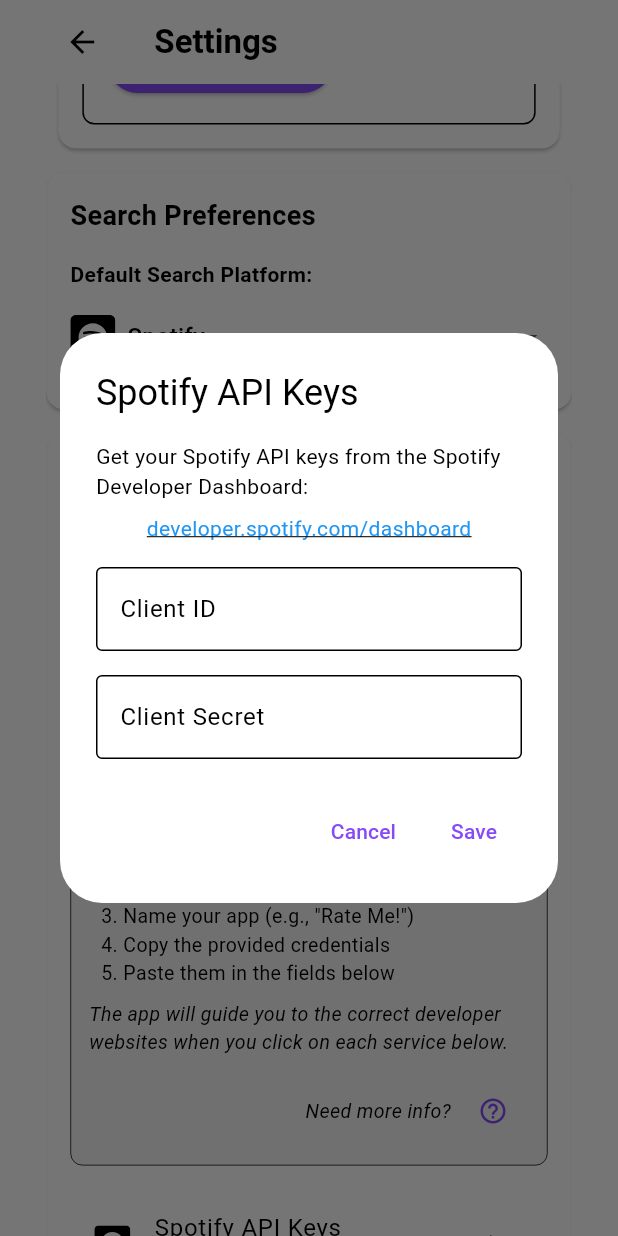
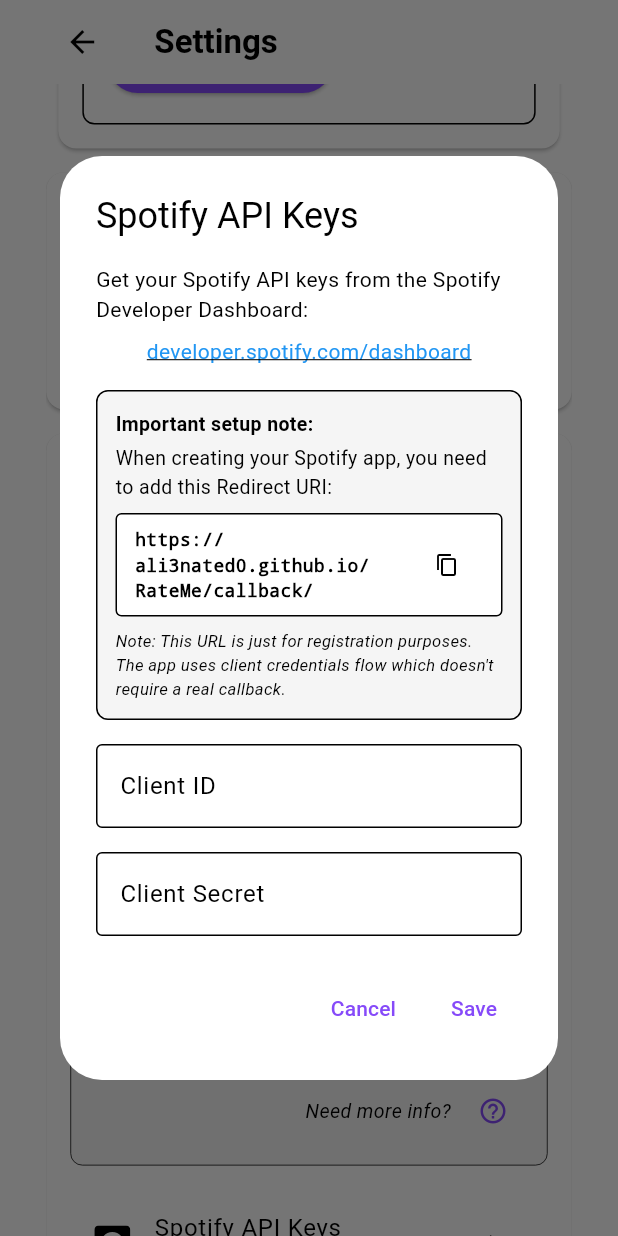
Before and after one commit to ALi3naTEd0/RateMe, a Flutter app: the SettingsPage screen opened directly with empty values, scrolled down 576 dp, after a tap on "Spotify API Keys", on a phone screen of 412 x 824 dp. Run offline on Flutter 3.47's test engine with Material 3 defaults, Android fonts, the light colour scheme and no system bars; our stand-ins replace file_picker, flutter_svg, package_info_plus, share_plus, shared_preferences, sqflite and 1 more; missing offline and left inert: flex_color_picker; accounts and stored records are empty; project files that could hold a hidden picture were left out.

Commit message:
docs: Add Spotify callback URL guidance in API setup dialog
- Add clear instructions about required callback URL for Spotify API registration
- Include the required callback URL: https://ali3nated0.github.io/RateMe/callback/
- Add explanation that the URL is only needed for registration, not actually called
- Add copy button for easy clipboard copying

```diff
--- a/lib/settings_page.dart
+++ b/lib/settings_page.dart
@@ -2382,6 +2382,88 @@
                 ),
               ),
               const SizedBox(height: 16),
+              // Add guidance about the callback URL
+              Container(
+                padding: EdgeInsets.all(12),
+                decoration: BoxDecoration(
+                  color: Theme.of(context).brightness == Brightness.dark
+                      ? Colors.grey.shade800
+                      : Colors.grey.shade100,
+                  borderRadius: BorderRadius.circular(8),
+                  border: Border.all(color: Theme.of(context).dividerColor),
+                ),
+                child: Column(
+                  crossAxisAlignment: CrossAxisAlignment.start,
+                  children: [
+                    Text(
+                      'Important setup note:',
+                      style:
+                          TextStyle(fontWeight: FontWeight.bold, fontSize: 13),
+                    ),
+                    SizedBox(height: 4),
+                    Text(
+                      'When creating your Spotify app, you need to add this Redirect URI:',
+                      style: TextStyle(fontSize: 13),
+                    ),
+                    SizedBox(height: 8),
+                    Container(
+                      padding:
+                          EdgeInsets.symmetric(horizontal: 12, vertical: 8),
+                      decoration: BoxDecoration(
+                        color: Theme.of(context).brightness == Brightness.dark
+                            ? Colors.grey.shade900
+                            : Colors.white,
+                        borderRadius: BorderRadius.circular(4),
+                        border:
+                            Border.all(color: Theme.of(context).dividerColor),
+                      ),
+                      child: Row(
+                        children: [
+                          Expanded(
+                            child: Text(
+                              'https://ali3nated0.github.io/RateMe/callback/',
+                              style: TextStyle(
+                                fontFamily: 'monospace',
+                                fontSize: 12,
+                                fontWeight: FontWeight.bold,
+                              ),
+                            ),
+                          ),
+                          IconButton(
+                            icon: Icon(Icons.copy, size: 16),
+                            padding: EdgeInsets.zero,
+                            constraints: BoxConstraints(
+                              minWidth: 24,
+                              minHeight: 24,
+                            ),
+                            onPressed: () {
+                              Clipboard.setData(
+                                ClipboardData(
+                                  text:
+                                      'https://ali3nated0.github.io/RateMe/callback/',
+                                ),
+                              );
+                              ScaffoldMessenger.of(context).showSnackBar(
+                                SnackBar(
+                                  content: Text('URL copied to clipboard'),
+                                  duration: Duration(seconds: 1),
+                                ),
+                              );
+                            },
+                          ),
+                        ],
+                      ),
+                    ),
+                    SizedBox(height: 8),
+                    Text(
+                      'Note: This URL is just for registration purposes. The app uses client credentials flow which doesn\'t require a real callback.',
+                      style:
+                          TextStyle(fontSize: 11, fontStyle: FontStyle.italic),
+                    ),
+                  ],
+                ),
+              ),
+              const SizedBox(height: 16),
               TextField(
                 controller: clientIdController,
                 decoration: InputDecoration(
```
